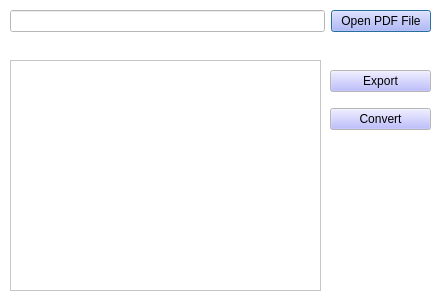
The window that UIComponents/layouts/main.ui (bmidhunbabu/pdf-extract) describes before a commit, drawn with Qt 5.
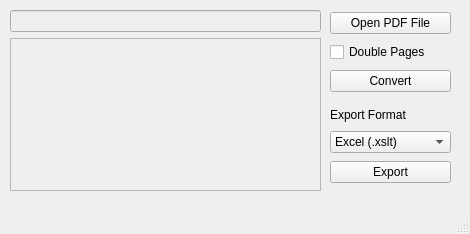
The same window after the commit.

Commit message: ccreatted extraactor class in tools directory to handle ddouble scanned paggess split the double pages to single ones updaated ui design added export formats to ui aandd aa doublle page checkkbox

```diff
--- a/UIComponents/layouts/main.ui
+++ b/UIComponents/layouts/main.ui
@@ -1,534 +1,160 @@
 <?xml version="1.0" encoding="UTF-8"?>
 <ui version="4.0">
- <class>Dialog</class>
- <widget class="QDialog" name="Dialog">
-  <property name="windowModality">
-   <enum>Qt::WindowModal</enum>
-  </property>
+ <class>MainWindow</class>
+ <widget class="QMainWindow" name="MainWindow">
   <property name="geometry">
    <rect>
     <x>0</x>
     <y>0</y>
-    <width>441</width>
-    <height>301</height>
+    <width>470</width>
+    <height>234</height>
    </rect>
   </property>
-  <property name="palette">
-   <palette>
-    <active>
-     <colorrole role="WindowText">
-      <brush brushstyle="SolidPattern">
-       <color alpha="255">
-        <red>0</red>
-        <green>0</green>
-        <blue>0</blue>
-       </color>
-      </brush>
-     </colorrole>
-     <colorrole role="Button">
-      <brush brushstyle="SolidPattern">
-       <color alpha="255">
-        <red>170</red>
-        <green>170</green>
-        <blue>255</blue>
-       </color>
-      </brush>
-     </colorrole>
-     <colorrole role="Light">
-      <brush brushstyle="SolidPattern">
-       <color alpha="255">
-        <red>255</red>
-        <green>255</green>
-        <blue>255</blue>
-       </color>
-      </brush>
-     </colorrole>
-     <colorrole role="Midlight">
-      <brush brushstyle="SolidPattern">
-       <color alpha="255">
-        <red>255</red>
-        <green>255</green>
-        <blue>255</blue>
-       </color>
-      </brush>
-     </colorrole>
-     <colorrole role="Dark">
-      <brush brushstyle="SolidPattern">
-       <color alpha="255">
-        <red>127</red>
-        <green>127</green>
-        <blue>127</blue>
-       </color>
-      </brush>
-     </colorrole>
-     <colorrole role="Mid">
-      <brush brushstyle="SolidPattern">
-       <color alpha="255">
-        <red>170</red>
-        <green>170</green>
-        <blue>170</blue>
-       </color>
-      </brush>
-     </colorrole>
-     <colorrole role="Text">
-      <brush brushstyle="SolidPattern">
-       <color alpha="255">
-        <red>0</red>
-        <green>0</green>
-        <blue>0</blue>
-       </color>
-      </brush>
-     </colorrole>
-     <colorrole role="BrightText">
-      <brush brushstyle="SolidPattern">
-       <color alpha="255">
-        <red>255</red>
-        <green>255</green>
-        <blue>255</blue>
-       </color>
-      </brush>
-     </colorrole>
-     <colorrole role="ButtonText">
-      <brush brushstyle="SolidPattern">
-       <color alpha="255">
-        <red>0</red>
-        <green>0</green>
-        <blue>0</blue>
-       </color>
-      </brush>
-     </colorrole>
-     <colorrole role="Base">
-      <brush brushstyle="SolidPattern">
-       <color alpha="255">
-        <red>255</red>
-        <green>255</green>
-        <blue>255</blue>
-       </color>
-      </brush>
-     </colorrole>
-     <colorrole role="Window">
-      <brush brushstyle="SolidPattern">
-       <color alpha="255">
-        <red>255</red>
-        <green>255</green>
-        <blue>255</blue>
-       </color>
-      </brush>
-     </colorrole>
-     <colorrole role="Shadow">
-      <brush brushstyle="SolidPattern">
-       <color alpha="255">
-        <red>0</red>
-        <green>0</green>
-        <blue>0</blue>
-       </color>
-      </brush>
-     </colorrole>
-     <colorrole role="AlternateBase">
-      <brush brushstyle="SolidPattern">
-       <color alpha="255">
-        <red>255</red>
-        <green>255</green>
-        <blue>255</blue>
-       </color>
-      </brush>
-     </colorrole>
-     <colorrole role="ToolTipBase">
-      <brush brushstyle="SolidPattern">
-       <color alpha="255">
-        <red>255</red>
-        <green>255</green>
-        <blue>220</blue>
-       </color>
-      </brush>
-     </colorrole>
-     <colorrole role="ToolTipText">
-      <brush brushstyle="SolidPattern">
-       <color alpha="255">
-        <red>0</red>
-        <green>0</green>
-        <blue>0</blue>
-       </color>
-      </brush>
-     </colorrole>
-    </active>
-    <inactive>
-     <colorrole role="WindowText">
-      <brush brushstyle="SolidPattern">
-       <color alpha="255">
-        <red>0</red>
-        <green>0</green>
-        <blue>0</blue>
-       </color>
-      </brush>
-     </colorrole>
-     <colorrole role="Button">
-      <brush brushstyle="SolidPattern">
-       <color alpha="255">
-        <red>170</red>
-        <green>170</green>
-        <blue>255</blue>
-       </color>
-      </brush>
-     </colorrole>
-     <colorrole role="Light">
-      <brush brushstyle="SolidPattern">
-       <color alpha="255">
-        <red>255</red>
-        <green>255</green>
-        <blue>255</blue>
-       </color>
-      </brush>
-     </colorrole>
-     <colorrole role="Midlight">
-      <brush brushstyle="SolidPattern">
-       <color alpha="255">
-        <red>255</red>
-        <green>255</green>
-        <blue>255</blue>
-       </color>
-      </brush>
-     </colorrole>
-     <colorrole role="Dark">
-      <brush brushstyle="SolidPattern">
-       <color alpha="255">
-        <red>127</red>
-        <green>127</green>
-        <blue>127</blue>
-       </color>
-      </brush>
-     </colorrole>
-     <colorrole role="Mid">
-      <brush brushstyle="SolidPattern">
-       <color alpha="255">
-        <red>170</red>
-        <green>170</green>
-        <blue>170</blue>
-       </color>
-      </brush>
-     </colorrole>
-     <colorrole role="Text">
-      <brush brushstyle="SolidPattern">
-       <color alpha="255">
-        <red>0</red>
-        <green>0</green>
-        <blue>0</blue>
-       </color>
-      </brush>
-     </colorrole>
-     <colorrole role="BrightText">
-      <brush brushstyle="SolidPattern">
-       <color alpha="255">
-        <red>255</red>
-        <green>255</green>
-        <blue>255</blue>
-       </color>
-      </brush>
-     </colorrole>
-     <colorrole role="ButtonText">
-      <brush brushstyle="SolidPattern">
-       <color alpha="255">
-        <red>0</red>
-        <green>0</green>
-        <blue>0</blue>
-       </color>
-      </brush>
-     </colorrole>
-     <colorrole role="Base">
-      <brush brushstyle="SolidPattern">
-       <color alpha="255">
-        <red>255</red>
-        <green>255</green>
-        <blue>255</blue>
-       </color>
-      </brush>
-     </colorrole>
-     <colorrole role="Window">
-      <brush brushstyle="SolidPattern">
-       <color alpha="255">
-        <red>255</red>
-        <green>255</green>
-        <blue>255</blue>
-       </color>
-      </brush>
-     </colorrole>
-     <colorrole role="Shadow">
-      <brush brushstyle="SolidPattern">
-       <color alpha="255">
-        <red>0</red>
-        <green>0</green>
-        <blue>0</blue>
-       </color>
-      </brush>
-     </colorrole>
-     <colorrole role="AlternateBase">
-      <brush brushstyle="SolidPattern">
-       <color alpha="255">
-        <red>255</red>
-        <green>255</green>
-        <blue>255</blue>
-       </color>
-      </brush>
-     </colorrole>
-     <colorrole role="ToolTipBase">
-      <brush brushstyle="SolidPattern">
-       <color alpha="255">
-        <red>255</red>
-        <green>255</green>
-        <blue>220</blue>
-       </color>
-      </brush>
-     </colorrole>
-     <colorrole role="ToolTipText">
-      <brush brushstyle="SolidPattern">
-       <color alpha="255">
-        <red>0</red>
-        <green>0</green>
-        <blue>0</blue>
-       </color>
-      </brush>
-     </colorrole>
-    </inactive>
-    <disabled>
-     <colorrole role="WindowText">
-      <brush brushstyle="SolidPattern">
-       <color alpha="255">
-        <red>127</red>
-        <green>127</green>
-        <blue>127</blue>
-       </color>
-      </brush>
-     </colorrole>
-     <colorrole role="Button">
-      <brush brushstyle="SolidPattern">
-       <color alpha="255">
-        <red>170</red>
-        <green>170</green>
-        <blue>255</blue>
-       </color>
-      </brush>
-     </colorrole>
-     <colorrole role="Light">
-      <brush brushstyle="SolidPattern">
-       <color alpha="255">
-        <red>255</red>
-        <green>255</green>
-        <blue>255</blue>
-       </color>
-      </brush>
-     </colorrole>
-     <colorrole role="Midlight">
-      <brush brushstyle="SolidPattern">
-       <color alpha="255">
-        <red>255</red>
-        <green>255</green>
-        <blue>255</blue>
-       </color>
-      </brush>
-     </colorrole>
-     <colorrole role="Dark">
-      <brush brushstyle="SolidPattern">
-       <color alpha="255">
-        <red>127</red>
-        <green>127</green>
-        <blue>127</blue>
-       </color>
-      </brush>
-     </colorrole>
-     <colorrole role="Mid">
-      <brush brushstyle="SolidPattern">
-       <color alpha="255">
-        <red>170</red>
-        <green>170</green>
-        <blue>170</blue>
-       </color>
-      </brush>
-     </colorrole>
-     <colorrole role="Text">
-      <brush brushstyle="SolidPattern">
-       <color alpha="255">
-        <red>127</red>
-        <green>127</green>
-        <blue>127</blue>
-       </color>
-      </brush>
-     </colorrole>
-     <colorrole role="BrightText">
-      <brush brushstyle="SolidPattern">
-       <color alpha="255">
-        <red>255</red>
-        <green>255</green>
-        <blue>255</blue>
-       </color>
-      </brush>
-     </colorrole>
-     <colorrole role="ButtonText">
-      <brush brushstyle="SolidPattern">
-       <color alpha="255">
-        <red>127</red>
-        <green>127</green>
-        <blue>127</blue>
-       </color>
-      </brush>
-     </colorrole>
-     <colorrole role="Base">
-      <brush brushstyle="SolidPattern">
-       <color alpha="255">
-        <red>255</red>
-        <green>255</green>
-        <blue>255</blue>
-       </color>
-      </brush>
-     </colorrole>
-     <colorrole role="Window">
-      <brush brushstyle="SolidPattern">
-       <color alpha="255">
-        <red>255</red>
-        <green>255</green>
-        <blue>255</blue>
-       </color>
-      </brush>
-     </colorrole>
-     <colorrole role="Shadow">
-      <brush brushstyle="SolidPattern">
-       <color alpha="255">
-        <red>0</red>
-        <green>0</green>
-        <blue>0</blue>
-       </color>
-      </brush>
-     </colorrole>
-     <colorrole role="AlternateBase">
-      <brush brushstyle="SolidPattern">
-       <color alpha="255">
-        <red>255</red>
-        <green>255</green>
-        <blue>255</blue>
-       </color>
-      </brush>
-     </colorrole>
-     <colorrole role="ToolTipBase">
-      <brush brushstyle="SolidPattern">
-       <color alpha="255">
-        <red>255</red>
-        <green>255</green>
-        <blue>220</blue>
-       </color>
-      </brush>
-     </colorrole>
-     <colorrole role="ToolTipText">
-      <brush brushstyle="SolidPattern">
-       <color alpha="255">
-        <red>0</red>
-        <green>0</green>
-        <blue>0</blue>
-       </color>
-      </brush>
-     </colorrole>
-    </disabled>
-   </palette>
-  </property>
   <property name="windowTitle">
    <string>PDF Extract</string>
   </property>
-  <property name="autoFillBackground">
-   <bool>false</bool>
-  </property>
-  <widget class="QWidget" name="horizontalLayoutWidget">
-   <property name="geometry">
-    <rect>
-     <x>10</x>
-     <y>60</y>
-     <width>311</width>
-     <height>231</height>
-    </rect>
-   </property>
-   <layout class="QHBoxLayout" name="horizontalLayout">
-    <item>
-     <widget class="QTextEdit" name="textEdit">
-      <property name="enabled">
-       <bool>false</bool>
-      </property>
-     </widget>
-    </item>
-   </layout>
+  <widget class="QWidget" name="centralwidget">
+   <widget class="QWidget" name="verticalLayoutWidget">
+    <property name="geometry">
+     <rect>
+      <x>330</x>
+      <y>10</y>
+      <width>121</width>
+      <height>181</height>
+     </rect>
+    </property>
+    <layout class="QVBoxLayout" name="verticalLayout_2">
+     <item>
+      <widget class="QPushButton" name="OpePdfFileButton">
+       <property name="minimumSize">
+        <size>
+         <width>100</width>
+         <height>0</height>
+        </size>
+       </property>
+       <property name="text">
+        <string>Open PDF File</string>
+       </property>
+      </widget>
+     </item>
+     <item>
+      <widget class="QCheckBox" name="checkBox">
+       <property name="text">
+        <string>Double Pages</string>
+       </property>
+      </widget>
+     </item>
+     <item>
+      <widget class="QPushButton" name="convertButton">
+       <property name="styleSheet">
+        <string notr="true"/>
+       </property>
+       <property name="text">
+        <string>Convert</string>
+       </property>
+      </widget>
+     </item>
+     <item>
+      <spacer name="verticalSpacer">
+       <property name="orientation">
+        <enum>Qt::Vertical</enum>
+       </property>
+       <property name="sizeType">
+        <enum>QSizePolicy::Expanding</enum>
+       </property>
+      </spacer>
+     </item>
+     <item>
+      <widget class="QLabel" name="label">
+       <property name="maximumSize">
+        <size>
+         <width>16777215</width>
+         <height>16</height>
+        </size>
+       </property>
+       <property name="text">
+        <string>Export Format</string>
+       </property>
+      </widget>
+     </item>
+     <item>
+      <widget class="QComboBox" name="comboBox">
+       <property name="styleSheet">
+        <string notr="true"/>
+       </property>
+       <item>
+        <property name="text">
+         <string>Excel (.xslt)</string>
+        </property>
+       </item>
+       <item>
+        <property name="text">
+         <string>CSV (.csv)</string>
+        </property>
+       </item>
+       <item>
+        <property name="text">
+         <string>JSON (.json)</string>
+        </property>
+       </item>
+      </widget>
+     </item>
+     <item>
+      <widget class="QPushButton" name="exportButton">
+       <property name="styleSheet">
+        <string notr="true"/>
+       </property>
+       <property name="text">
+        <string>Export</string>
+       </property>
+      </widget>
+     </item>
+    </layout>
+   </widget>
+   <widget class="QWidget" name="horizontalLayoutWidget">
+    <property name="geometry">
+     <rect>
+      <x>10</x>
+      <y>10</y>
+      <width>311</width>
+      <height>181</height>
+     </rect>
+    </property>
+    <layout class="QVBoxLayout" name="verticalLayout">
+     <item>
+      <widget class="QLineEdit" name="lineEdit">
+       <property name="enabled">
+        <bool>false</bool>
+       </property>
+       <property name="maximumSize">
+        <size>
+         <width>1000</width>
+         <height>16777215</height>
+        </size>
+       </property>
+      </widget>
+     </item>
+     <item>
+      <widget class="QTextEdit" name="textEdit">
+       <property name="enabled">
+        <bool>false</bool>
+       </property>
+      </widget>
+     </item>
+    </layout>
+   </widget>
   </widget>
-  <widget class="QWidget" name="horizontalLayoutWidget_2">
+  <widget class="QMenuBar" name="menubar">
    <property name="geometry">
     <rect>
      <x>0</x>
      <y>0</y>
-     <width>441</width>
-     <height>43</height>
+     <width>470</width>
+     <height>21</height>
     </rect>
    </property>
-   <layout class="QHBoxLayout" name="horizontalLayout_2">
-    <property name="leftMargin">
-     <number>10</number>
-    </property>
-    <property name="topMargin">
-     <number>10</number>
-    </property>
-    <property name="rightMargin">
-     <number>10</number>
-    </property>
-    <property name="bottomMargin">
-     <number>10</number>
-    </property>
-    <item>
-     <widget class="QLineEdit" name="lineEdit">
-      <property name="enabled">
-       <bool>false</bool>
-      </property>
-      <property name="maximumSize">
-       <size>
-        <width>1000</width>
-        <height>16777215</height>
-       </size>
-      </property>
-     </widget>
-    </item>
-    <item>
-     <widget class="QPushButton" name="OpePdfFileButton">
-      <property name="minimumSize">
-       <size>
-        <width>100</width>
-        <height>0</height>
-       </size>
-      </property>
-      <property name="text">
-       <string>Open PDF File</string>
-      </property>
-     </widget>
-    </item>
-   </layout>
   </widget>
-  <widget class="QWidget" name="verticalLayoutWidget">
-   <property name="geometry">
-    <rect>
-     <x>330</x>
-     <y>60</y>
-     <width>101</width>
-     <height>80</height>
-    </rect>
-   </property>
-   <layout class="QVBoxLayout" name="verticalLayout_2">
-    <item>
-     <widget class="QPushButton" name="exportButton">
-      <property name="text">
-       <string>Export</string>
-      </property>
-     </widget>
-    </item>
-    <item>
-     <widget class="QPushButton" name="convertButton">
-      <property name="text">
-       <string>Convert</string>
-      </property>
-     </widget>
-    </item>
-   </layout>
-  </widget>
+  <widget class="QStatusBar" name="statusbar"/>
  </widget>
  <resources/>
  <connections/>
```
Left out of the diff: 2 changed lines with no effect on the pictures. The commit also changes 8 other files.
